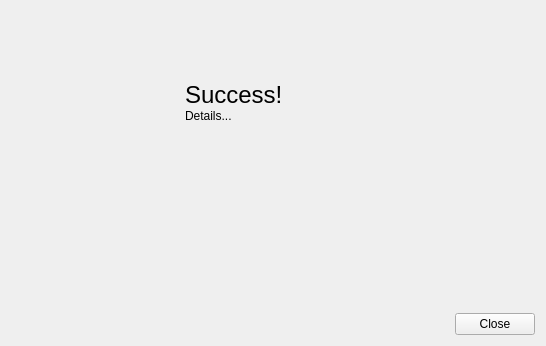
First picture: the form in resources/publish_result_form.ui, repository shotgunsoftware/tk-multi-publish, before the edit.
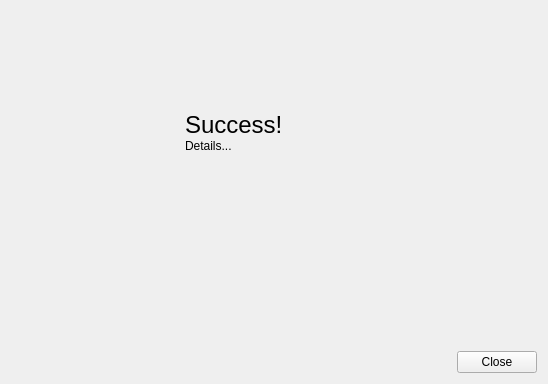
Second picture: the form after the edit. Icons and pictures are not drawn.

```diff
--- a/resources/publish_result_form.ui
+++ b/resources/publish_result_form.ui
@@ -6,23 +6,26 @@
    <rect>
     <x>0</x>
     <y>0</y>
-    <width>546</width>
-    <height>346</height>
+    <width>548</width>
+    <height>384</height>
    </rect>
   </property>
   <property name="windowTitle">
    <string>Form</string>
   </property>
-  <layout class="QVBoxLayout" name="verticalLayout_4" stretch="2,1,3,0">
+  <layout class="QVBoxLayout" name="verticalLayout_4" stretch="0,0,1,0">
    <item>
     <spacer name="verticalSpacer_2">
      <property name="orientation">
       <enum>Qt::Vertical</enum>
      </property>
+     <property name="sizeType">
+      <enum>QSizePolicy::Fixed</enum>
+     </property>
      <property name="sizeHint" stdset="0">
       <size>
        <width>20</width>
-       <height>97</height>
+       <height>100</height>
       </size>
      </property>
     </spacer>
```
